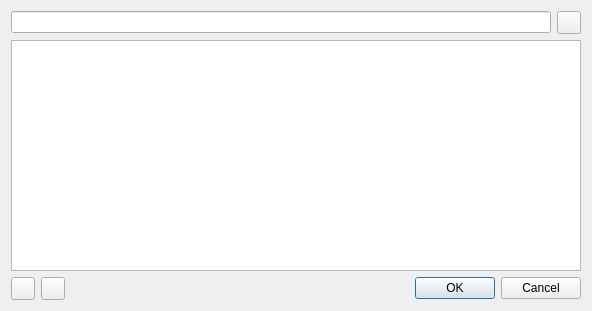
Old version of the form src/dialogs/propertydialog.ui in the repository Caneda/Caneda.
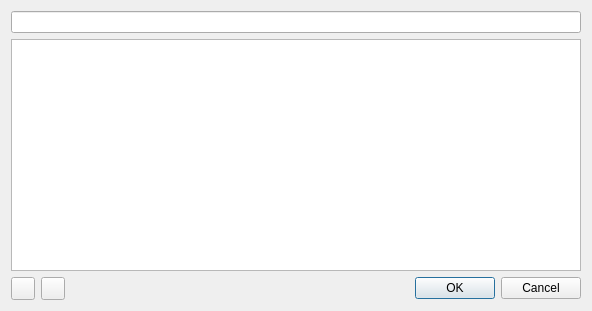
New version of the form.

Commit message: Replaced clineedit implementation by the new method available in QT5 QLineEdit::setClearButtonEnabled(true)

Patch:
```diff
--- a/src/dialogs/propertydialog.ui
+++ b/src/dialogs/propertydialog.ui
@@ -21,18 +21,7 @@
   </property>
   <layout class="QVBoxLayout" name="verticalLayout">
    <item>
-    <layout class="QHBoxLayout" name="horizontalLayout">
-     <item>
-      <widget class="QLineEdit" name="m_filterEdit"/>
-     </item>
-     <item>
-      <widget class="QToolButton" name="m_clearButton">
-       <property name="text">
-        <string/>
-       </property>
-      </widget>
-     </item>
-    </layout>
+    <widget class="QLineEdit" name="m_filterEdit"/>
    </item>
    <item>
     <widget class="QTableView" name="tableView">
```
The commit also changes 11 other files.
